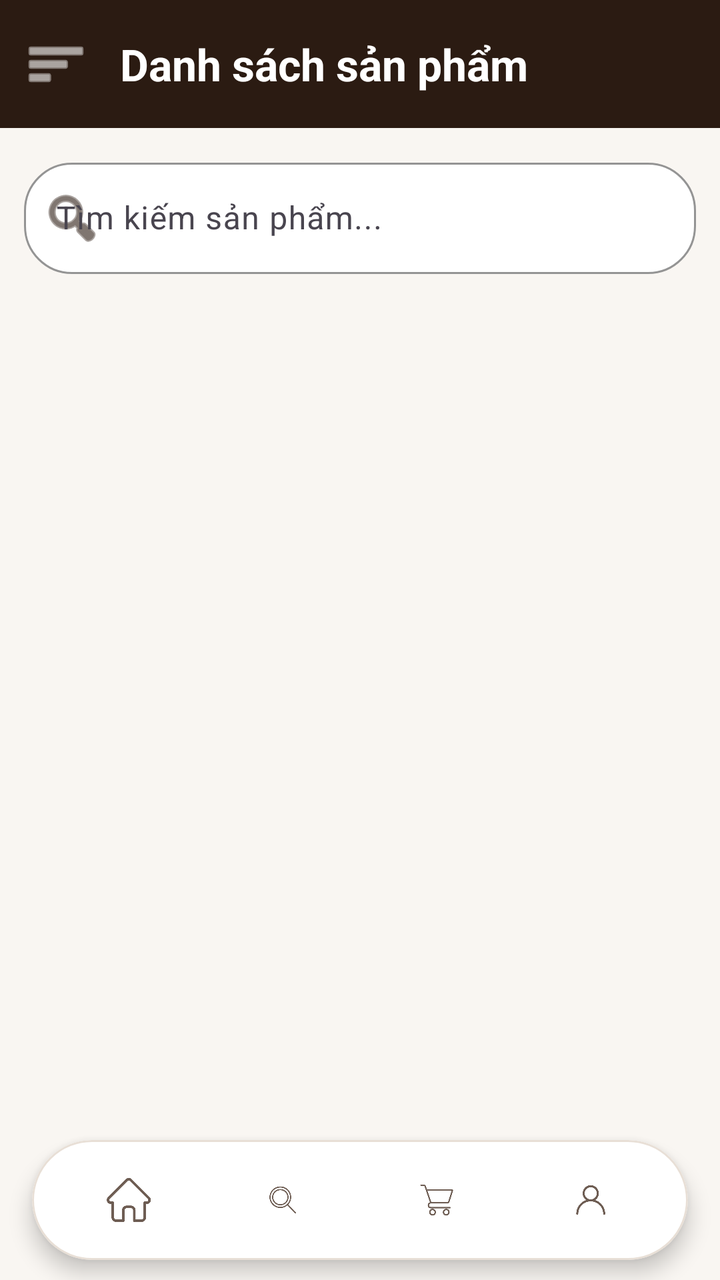
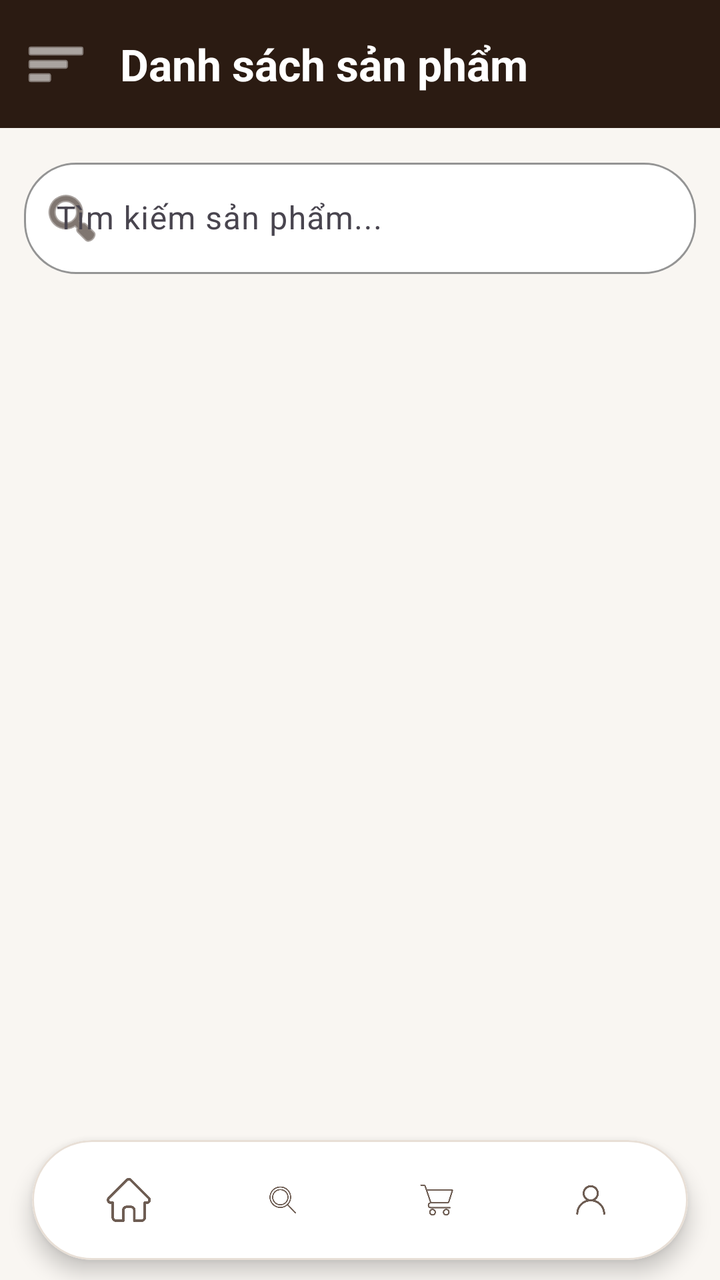

An Android layout rendered at two revisions. The XML below is the earlier revision; the diff shows what the commit changed to produce the second picture.
<!-- AndroidManifest.xml: application theme Theme.MobilePro -->
<!-- res/layout/activity_product_list.xml -->
<?xml version="1.0" encoding="utf-8"?>

<androidx.drawerlayout.widget.DrawerLayout
    xmlns:android="http://schemas.android.com/apk/res/android"
    xmlns:app="http://schemas.android.com/apk/res-auto"
    android:id="@+id/drawerLayout"
    android:layout_width="match_parent"
    android:layout_height="match_parent">

    <LinearLayout
        android:layout_width="match_parent"
        android:layout_height="match_parent"
        android:background="@color/cream"
        android:orientation="vertical">

        <com.google.android.material.appbar.MaterialToolbar
            android:id="@+id/topAppBar"
            android:layout_width="match_parent"
            android:layout_height="?attr/actionBarSize"
            android:background="@color/brown"
            app:navigationIcon="@android:drawable/ic_menu_sort_by_size"
            app:navigationIconTint="@color/white"
            app:title="Danh sách sản phẩm"
            app:titleTextAppearance="@style/ToolbarTitleBold"
            app:titleTextColor="@color/white" />

        <com.google.android.material.textfield.TextInputLayout
            style="@style/Widget.Material3.TextInputLayout.OutlinedBox"
            android:layout_width="match_parent"
            android:layout_height="wrap_content"
            android:layout_marginHorizontal="12dp"
            android:layout_marginTop="12dp"
            android:hint="Tìm kiếm sản phẩm..."
            app:boxBackgroundColor="@color/white"
            app:boxCornerRadiusBottomEnd="24dp"
            app:boxCornerRadiusBottomStart="24dp"
            app:boxCornerRadiusTopEnd="24dp"
            app:boxCornerRadiusTopStart="24dp"
            app:boxStrokeColor="@color/brown"
            app:endIconMode="clear_text"
            app:startIconDrawable="@android:drawable/ic_menu_search"
            app:startIconTint="@color/brown">

            <com.google.android.material.textfield.TextInputEditText
                android:id="@+id/edtSearch"
                android:layout_width="match_parent"
                android:layout_height="wrap_content"
                android:inputType="text"
                android:maxLines="1"
                android:textColor="@color/brown" />
        </com.google.android.material.textfield.TextInputLayout>

        <HorizontalScrollView
            android:layout_width="match_parent"
            android:layout_height="wrap_content"
            android:clipToPadding="false"
            android:paddingHorizontal="12dp"
            android:paddingVertical="8dp"
            android:scrollbars="none">

            <com.google.android.material.chip.ChipGroup
                android:id="@+id/chipGroupCategory"
                android:layout_width="wrap_content"
                android:layout_height="wrap_content"
                app:selectionRequired="true"
                app:singleLine="true"
                app:singleSelection="true" />
        </HorizontalScrollView>

        <androidx.recyclerview.widget.RecyclerView
            android:id="@+id/recyclerProducts"
            android:layout_width="match_parent"
            android:layout_height="0dp"
            android:layout_weight="1"
            android:clipToPadding="false"
            android:paddingHorizontal="6dp"
            android:paddingBottom="12dp" />

        <include layout="@layout/layout_bottom_nav" />

    </LinearLayout>

    <com.google.android.material.navigation.NavigationView
        android:id="@+id/navigationView"
        android:layout_width="wrap_content"
        android:layout_height="match_parent"
        android:layout_gravity="start"
        android:background="@color/cream"
        app:itemIconTint="@color/brown"
        app:itemTextColor="@color/brown"
        app:menu="@menu/drawer_menu" />

</androidx.drawerlayout.widget.DrawerLayout>
<!-- res/layout/layout_bottom_nav.xml (included above) -->
<?xml version="1.0" encoding="utf-8"?>

<com.google.android.material.card.MaterialCardView
    xmlns:android="http://schemas.android.com/apk/res/android"
    xmlns:app="http://schemas.android.com/apk/res-auto"
    android:layout_width="match_parent"
    android:layout_height="wrap_content"
    android:layout_marginHorizontal="16dp"
    android:layout_marginVertical="10dp"
    app:cardBackgroundColor="@color/white"
    app:cardCornerRadius="32dp"
    app:cardElevation="6dp"
    app:strokeColor="@color/cream_border"
    app:strokeWidth="1dp">

    <LinearLayout
        android:layout_width="match_parent"
        android:layout_height="60dp"
        android:gravity="center_vertical"
        android:orientation="horizontal"
        android:paddingHorizontal="10dp">

        <LinearLayout
            android:id="@+id/navTabHome"
            android:layout_width="0dp"
            android:layout_height="44dp"
            android:layout_weight="1"
            android:gravity="center"
            android:orientation="horizontal"
            android:paddingHorizontal="12dp">

            <ImageView
                android:id="@+id/ivNavHome"
                android:layout_width="22dp"
                android:layout_height="22dp"
                android:src="@drawable/ic_home"
                app:tint="@color/brown_light" />

            <TextView
                android:id="@+id/tvNavHome"
                android:layout_width="wrap_content"
                android:layout_height="wrap_content"
                android:layout_marginStart="6dp"
                android:maxLines="1"
                android:text="Trang chủ"
                android:textColor="@color/white"
                android:textSize="13sp"
                android:textStyle="bold"
                android:visibility="gone" />
        </LinearLayout>

        <LinearLayout
            android:id="@+id/navTabExplore"
            android:layout_width="0dp"
            android:layout_height="44dp"
            android:layout_weight="1"
            android:gravity="center"
            android:orientation="horizontal"
            android:paddingHorizontal="12dp">

            <ImageView
                android:id="@+id/ivNavExplore"
                android:layout_width="22dp"
                android:layout_height="22dp"
                android:src="@drawable/ic_explore"
                app:tint="@color/brown_light" />

            <TextView
                android:id="@+id/tvNavExplore"
                android:layout_width="wrap_content"
                android:layout_height="wrap_content"
                android:layout_marginStart="6dp"
                android:maxLines="1"
                android:text="Khám phá"
                android:textColor="@color/white"
                android:textSize="13sp"
                android:textStyle="bold"
                android:visibility="gone" />
        </LinearLayout>

        <LinearLayout
            android:id="@+id/navTabCart"
            android:layout_width="0dp"
            android:layout_height="44dp"
            android:layout_weight="1"
            android:gravity="center"
            android:orientation="horizontal"
            android:paddingHorizontal="12dp">

            <ImageView
                android:id="@+id/ivNavCart"
                android:layout_width="22dp"
                android:layout_height="22dp"
                android:src="@drawable/ic_cart"
                app:tint="@color/brown_light" />

            <TextView
                android:id="@+id/tvNavCart"
                android:layout_width="wrap_content"
                android:layout_height="wrap_content"
                android:layout_marginStart="6dp"
                android:maxLines="1"
                android:text="Giỏ hàng"
                android:textColor="@color/white"
                android:textSize="13sp"
                android:textStyle="bold"
                android:visibility="gone" />
        </LinearLayout>

        <LinearLayout
            android:id="@+id/navTabAccount"
            android:layout_width="0dp"
            android:layout_height="44dp"
            android:layout_weight="1"
            android:gravity="center"
            android:orientation="horizontal"
            android:paddingHorizontal="12dp">

            <ImageView
                android:id="@+id/ivNavAccount"
                android:layout_width="22dp"
                android:layout_height="22dp"
                android:src="@drawable/ic_account"
                app:tint="@color/brown_light" />

            <TextView
                android:id="@+id/tvNavAccount"
                android:layout_width="wrap_content"
                android:layout_height="wrap_content"
                android:layout_marginStart="6dp"
                android:maxLines="1"
                android:text="Tài khoản"
                android:textColor="@color/white"
                android:textSize="13sp"
                android:textStyle="bold"
                android:visibility="gone" />
        </LinearLayout>

    </LinearLayout>
</com.google.android.material.card.MaterialCardView>
<!-- resources referenced by this layout -->
<resources>
  <color name="brown">#2B1B12</color>
  <color name="brown_light">#6E5D53</color>
  <color name="cream">#F9F6F2</color>
  <color name="cream_border">#E8DFD6</color>
  <color name="white">#FFFFFFFF</color>
  <!-- drawable ic_account: png bitmap (drawable, 20762 bytes) -->
  <!-- drawable ic_cart: png bitmap (drawable, 26022 bytes) -->
  <!-- drawable ic_explore: png bitmap (drawable, 33560 bytes) -->
  <!-- drawable ic_home: png bitmap (drawable, 24045 bytes) -->
  <style name="ToolbarTitleBold" parent="TextAppearance.Material3.TitleLarge">
          <item name="android:textStyle">bold</item>
      </style>
  <style name="Theme.MobilePro" parent="Base.Theme.MobilePro" />
  <style name="Base.Theme.MobilePro" parent="Theme.Material3.DayNight.NoActionBar">
          
          
      </style>
</resources>

<!-- the commit's change to res/layout/activity_product_list.xml (unified diff, before → after) -->
@@ -32,10 +32,10 @@
             android:layout_marginTop="12dp"
             android:hint="Tìm kiếm sản phẩm..."
             app:boxBackgroundColor="@color/white"
-            app:boxCornerRadiusBottomEnd="24dp"
-            app:boxCornerRadiusBottomStart="24dp"
-            app:boxCornerRadiusTopEnd="24dp"
-            app:boxCornerRadiusTopStart="24dp"
+            app:boxCornerRadiusBottomEnd="26dp"
+            app:boxCornerRadiusBottomStart="26dp"
+            app:boxCornerRadiusTopEnd="26dp"
+            app:boxCornerRadiusTopStart="26dp"
             app:boxStrokeColor="@color/brown"
             app:endIconMode="clear_text"
             app:startIconDrawable="@android:drawable/ic_menu_search"
